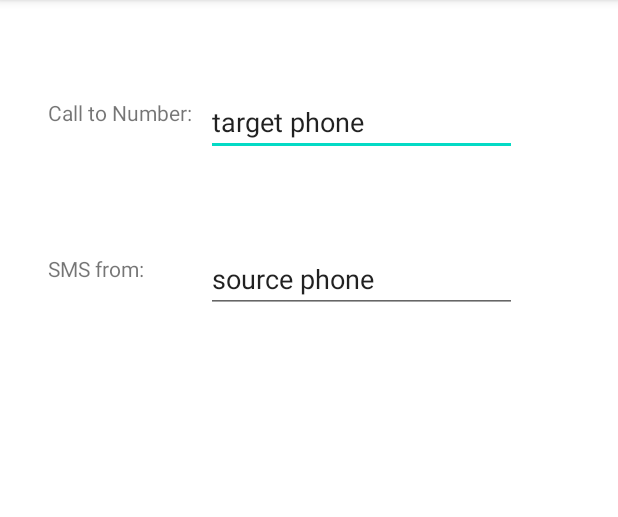
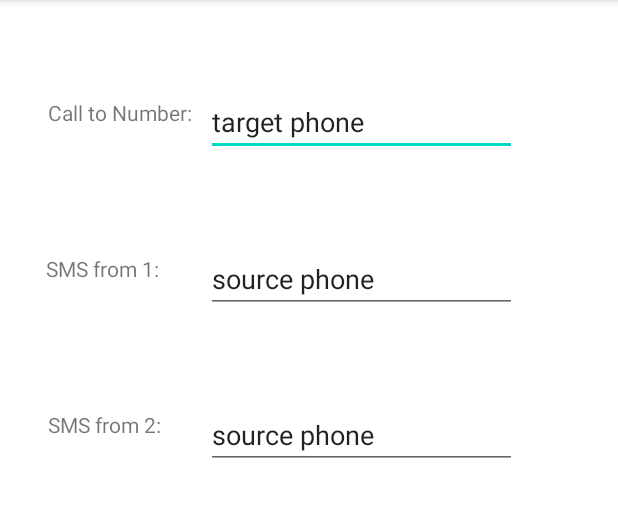
Before and after one commit to Revertigo/autoPhoneCaller, an Android app: the screen it shows after launch (MainActivity), on a phone screen of 412 x 824 dp, the part 84-601 px from its top. Run offline under Robolectric (Android 15) with nearby library versions, the phone set to English and light mode, and no system bars.

Commit message:
Add support for two sources (two senders)

```diff
--- a/app/src/main/java/com/example/autophonecall/MainActivity.java
+++ b/app/src/main/java/com/example/autophonecall/MainActivity.java
@@ -16,9 +16,13 @@ import android.widget.Toast;
 
 public class MainActivity extends AppCompatActivity {
     private static int ACTION_MANAGE_OVERLAY_PERMISSION_REQUEST_CODE = 5469;
+    private static final String CALL_TO = "callTo";
+    private static final String SMS_SENDER1 = "smsSender1";
+    private static final String SMS_SENDER2 = "smsSender2";
 
     static TextView callTo = null;
-    static TextView smsSender = null;
+    static TextView smsSender1 = null;
+    static TextView smsSender2 = null;
     @Override
     protected void onCreate(Bundle savedInstanceState) {
         super.onCreate(savedInstanceState);
@@ -27,18 +31,25 @@ public class MainActivity extends AppCompatActivity {
 
         //Get handler to the views
         callTo = findViewById(R.id.callToTextBox);
-        smsSender = findViewById(R.id.smsFromTextBox);
+        smsSender1 = findViewById(R.id.smsFromTextBox1);
+        smsSender2 = findViewById(R.id.smsFromTextBox2);
 
-        String targetPhone = readFromPreferences("callTo");
+        String targetPhone = readFromPreferences(CALL_TO);
         if(targetPhone != null)
         {
             callTo.setText(targetPhone);
         }
 
-        String smsSource = readFromPreferences("smsSender");
-        if(smsSource != null)
+        String smsSource1 = readFromPreferences(SMS_SENDER1);
+        if(smsSource1 != null)
         {
-            smsSender.setText(smsSource);
+            smsSender1.setText(smsSource1);
+        }
+
+        String smsSource2 = readFromPreferences(SMS_SENDER2);
+        if(smsSource2 != null)
+        {
+            smsSender2.setText(smsSource2);
         }
         callTo.setOnEditorActionListener(
                 (v, actionId, event) -> {
@@ -49,7 +60,7 @@ public class MainActivity extends AppCompatActivity {
                                     event.getAction() == KeyEvent.ACTION_DOWN &&
                                     event.getKeyCode() == KeyEvent.KEYCODE_ENTER) {
                         if (event == null || !event.isShiftPressed()) {
-                            storeToPreferences("callTo", v.getText().toString());
+                            storeToPreferences(CALL_TO, v.getText().toString());
                             Toast.makeText(this, "Target phone number successfully saved", Toast.LENGTH_LONG).show();
 
                             return true; // consume.
@@ -59,7 +70,26 @@ public class MainActivity extends AppCompatActivity {
                 }
         );
 
-        smsSender.setOnEditorActionListener(
+        smsSender1.setOnEditorActionListener(
+                (v, actionId, event) -> {
+                    if (actionId == EditorInfo.IME_ACTION_NEXT ||
+                            actionId == EditorInfo.IME_ACTION_SEARCH ||
+                            actionId == EditorInfo.IME_ACTION_DONE ||
+                            event != null &&
+                                    event.getAction() == KeyEvent.ACTION_DOWN &&
+                                    event.getKeyCode() == KeyEvent.KEYCODE_ENTER) {
+                        if (event == null || !event.isShiftPressed()) {
+                            storeToPreferences(SMS_SENDER1, v.getText().toString());
+                            Toast.makeText(this, "Source phone #1 successfully saved", Toast.LENGTH_LONG).show();
+
+                            return true; // consume.
+                        }
+                    }
+                    return false; // pass on to other listeners.
+                }
+        );
+
+        smsSender2.setOnEditorActionListener(
                 (v, actionId, event) -> {
                     if (actionId == EditorInfo.IME_ACTION_SEARCH ||
                             actionId == EditorInfo.IME_ACTION_DONE ||
@@ -67,8 +97,8 @@ public class MainActivity extends AppCompatActivity {
                                     event.getAction() == KeyEvent.ACTION_DOWN &&
                                     event.getKeyCode() == KeyEvent.KEYCODE_ENTER) {
                         if (event == null || !event.isShiftPressed()) {
-                            storeToPreferences("smsSender", v.getText().toString());
-                            Toast.makeText(this, "Source phone number successfully saved", Toast.LENGTH_LONG).show();
+                            storeToPreferences(SMS_SENDER2, v.getText().toString());
+                            Toast.makeText(this, "Source phone #2 successfully saved", Toast.LENGTH_LONG).show();
 
                             return true; // consume.
                         }
@@ -111,9 +141,15 @@ public class MainActivity extends AppCompatActivity {
         return callTo.getText().toString();
     }
     //Get the phone number of the caller
-    static String getSenderNumber()
+    static String getSender1Number()
     {
-        return smsSender.getText().toString();
+        return smsSender1.getText().toString();
+    }
+
+    //Get the phone number of the caller
+    static String getSender2Number()
+    {
+        return smsSender2.getText().toString();
     }
 
     void storeToPreferences(String key, String value)
--- a/app/src/main/java/com/example/autophonecall/SmsReceiver.java
+++ b/app/src/main/java/com/example/autophonecall/SmsReceiver.java
@@ -26,7 +26,8 @@ public class SmsReceiver extends BroadcastReceiver {
                     String sender = message[0].getOriginatingAddress();
                     String msgBody = message[0].getMessageBody();
 
-                    if(MainActivity.getSenderNumber().equals(sender) && "Open".equals(msgBody)) {
+                    if("Open".equals(msgBody) && (MainActivity.getSender1Number().equals(sender) ||
+                        MainActivity.getSender2Number().equals(sender))) {
                         PhoneCaller phoneCaller = new PhoneCaller();
                         phoneCaller.makePhoneCall(context, MainActivity.getTargetPhone());
                     }
--- a/app/src/main/res/layout/activity_main.xml
+++ b/app/src/main/res/layout/activity_main.xml
@@ -19,16 +19,28 @@
         app:layout_constraintVertical_bias="0.087" />
 
     <TextView
-        android:id="@+id/smsFrom"
+        android:id="@+id/smsFrom1"
         android:layout_width="wrap_content"
         android:layout_height="wrap_content"
-        android:text="@string/receive_sms_from"
+        android:text="@string/receive_sms_from1"
         app:layout_constraintBottom_toBottomOf="parent"
         app:layout_constraintEnd_toEndOf="parent"
         app:layout_constraintHorizontal_bias="0.092"
         app:layout_constraintStart_toStartOf="parent"
         app:layout_constraintTop_toTopOf="parent"
         app:layout_constraintVertical_bias="0.226" />
+
+    <TextView
+        android:id="@+id/smsFrom2"
+        android:layout_width="wrap_content"
+        android:layout_height="wrap_content"
+        android:text="@string/receive_sms_from2"
+        app:layout_constraintBottom_toBottomOf="parent"
+        app:layout_constraintEnd_toEndOf="parent"
+        app:layout_constraintHorizontal_bias="0.095"
+        app:layout_constraintStart_toStartOf="parent"
+        app:layout_constraintTop_toTopOf="parent"
+        app:layout_constraintVertical_bias="0.365" />
 
     <EditText
         android:id="@+id/callToTextBox"
@@ -45,7 +57,7 @@
         app:layout_constraintVertical_bias="0.089" />
 
     <EditText
-        android:id="@+id/smsFromTextBox"
+        android:id="@+id/smsFromTextBox1"
         android:layout_width="207dp"
         android:layout_height="39dp"
         android:ems="10"
@@ -59,4 +71,19 @@
         app:layout_constraintTop_toTopOf="parent"
         app:layout_constraintVertical_bias="0.232" />
 
+    <EditText
+        android:id="@+id/smsFromTextBox2"
+        android:layout_width="207dp"
+        android:layout_height="39dp"
+        android:ems="10"
+        android:hint="@string/sms_sender"
+        android:inputType="text"
+        android:text="@string/source_phone"
+        app:layout_constraintBottom_toBottomOf="parent"
+        app:layout_constraintEnd_toEndOf="parent"
+        app:layout_constraintHorizontal_bias="0.671"
+        app:layout_constraintStart_toStartOf="parent"
+        app:layout_constraintTop_toTopOf="parent"
+        app:layout_constraintVertical_bias="0.375" />
+
 </androidx.constraintlayout.widget.ConstraintLayout>
--- a/app/src/main/res/values/strings.xml
+++ b/app/src/main/res/values/strings.xml
@@ -1,7 +1,8 @@
 <resources>
     <string name="app_name">AutoPhoneCall</string>
     <string name="call_to_number">Call to Number:</string>
-    <string name="receive_sms_from">SMS from:</string>
+    <string name="receive_sms_from1">SMS from 1:</string>
+    <string name="receive_sms_from2">SMS from 2:</string>
     <string name="gate_number">Gate Number</string>
     <string name="sms_sender">SMS sender</string>
     <string name="target_phone">target phone</string>
```
